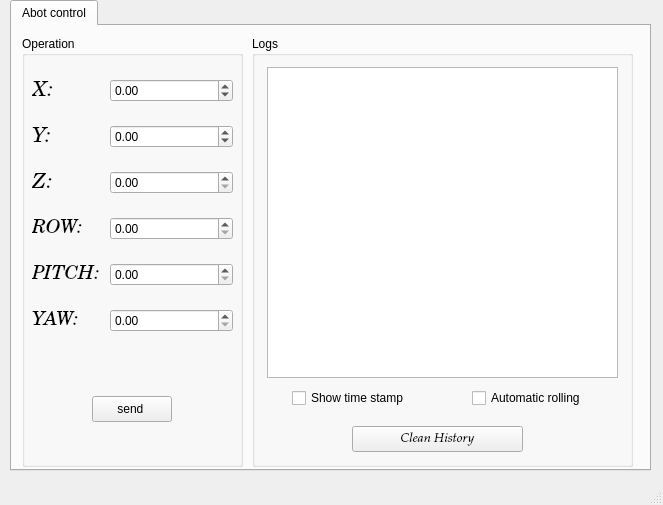
Qt form abot_gui/ui/mainwindow.ui (tloinny/ROS-for-Abot) before a commit.
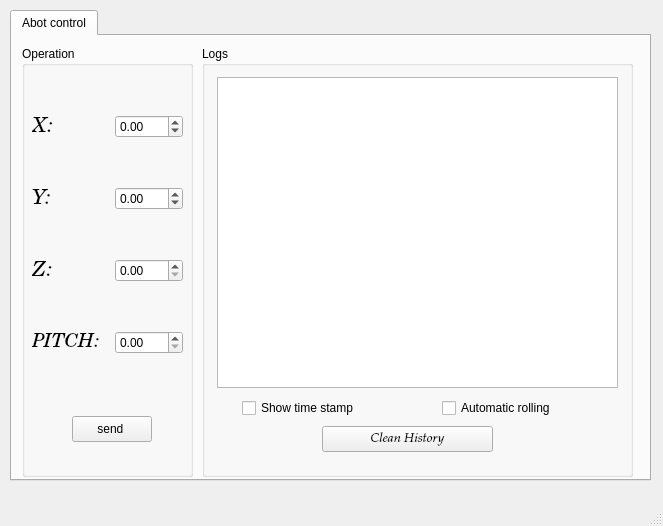
The same form after that commit.

The edit to the form file:
```diff
--- a/abot_gui/ui/mainwindow.ui
+++ b/abot_gui/ui/mainwindow.ui
@@ -7,7 +7,7 @@
     <x>0</x>
     <y>0</y>
     <width>663</width>
-    <height>505</height>
+    <height>526</height>
    </rect>
   </property>
   <property name="windowTitle">
@@ -18,7 +18,7 @@
     <property name="geometry">
      <rect>
       <x>10</x>
-      <y>0</y>
+      <y>10</y>
       <width>641</width>
       <height>471</height>
      </rect>
@@ -38,7 +38,7 @@
           <rect>
            <x>10</x>
            <y>10</y>
-           <width>221</width>
+           <width>171</width>
            <height>431</height>
           </rect>
          </property>
@@ -53,11 +53,11 @@
            <rect>
             <x>10</x>
             <y>30</y>
-            <width>201</width>
-            <height>281</height>
+            <width>151</width>
+            <height>321</height>
            </rect>
           </property>
-          <layout class="QGridLayout" name="gridLayout" columnstretch="1,2">
+          <layout class="QGridLayout" name="gridLayout" columnstretch="1,0">
            <property name="sizeConstraint">
             <enum>QLayout::SetNoConstraint</enum>
            </property>
@@ -76,20 +76,6 @@
            <property name="spacing">
             <number>10</number>
            </property>
-           <item row="7" column="0">
-            <widget class="QLabel" name="label_6">
-             <property name="font">
-              <font>
-               <family>Century Schoolbook L</family>
-               <pointsize>14</pointsize>
-               <italic>true</italic>
-              </font>
-             </property>
-             <property name="text">
-              <string>YAW:</string>
-             </property>
-            </widget>
-           </item>
            <item row="3" column="0">
             <widget class="QLabel" name="label_2">
              <property name="font">
@@ -149,20 +135,6 @@
               </font>
              </property>
              <property name="text">
-              <string>ROW:</string>
-             </property>
-            </widget>
-           </item>
-           <item row="6" column="0">
-            <widget class="QLabel" name="label_5">
-             <property name="font">
-              <font>
-               <family>Century Schoolbook L</family>
-               <pointsize>14</pointsize>
-               <italic>true</italic>
-              </font>
-             </property>
-             <property name="text">
               <string>PITCH:</string>
              </property>
             </widget>
@@ -177,12 +149,6 @@
              </property>
             </widget>
            </item>
-           <item row="6" column="1">
-            <widget class="QDoubleSpinBox" name="doubleSpinBox_5"/>
-           </item>
-           <item row="7" column="1">
-            <widget class="QDoubleSpinBox" name="doubleSpinBox_6"/>
-           </item>
            <item row="3" column="1">
             <widget class="QDoubleSpinBox" name="doubleSpinBox_2">
              <property name="minimum">
@@ -211,8 +177,8 @@
          <widget class="QPushButton" name="pushButton">
           <property name="geometry">
            <rect>
-            <x>70</x>
-            <y>360</y>
+            <x>50</x>
+            <y>370</y>
             <width>80</width>
             <height>26</height>
            </rect>
@@ -225,9 +191,9 @@
         <widget class="QGroupBox" name="groupBox_2">
          <property name="geometry">
           <rect>
-           <x>240</x>
+           <x>190</x>
            <y>10</y>
-           <width>381</width>
+           <width>431</width>
            <height>431</height>
           </rect>
          </property>
@@ -239,7 +205,7 @@
            <rect>
             <x>15</x>
             <y>31</y>
-            <width>351</width>
+            <width>401</width>
             <height>311</height>
            </rect>
           </property>
@@ -249,7 +215,7 @@
            <rect>
             <x>40</x>
             <y>350</y>
-            <width>131</width>
+            <width>151</width>
             <height>24</height>
            </rect>
           </property>
@@ -260,9 +226,9 @@
          <widget class="QCheckBox" name="checkBox_2">
           <property name="geometry">
            <rect>
-            <x>220</x>
+            <x>240</x>
             <y>350</y>
-            <width>121</width>
+            <width>161</width>
             <height>24</height>
            </rect>
           </property>
@@ -273,8 +239,8 @@
          <widget class="QPushButton" name="pushButton_1">
           <property name="geometry">
            <rect>
-            <x>100</x>
-            <y>390</y>
+            <x>120</x>
+            <y>380</y>
             <width>171</width>
             <height>26</height>
            </rect>
```
